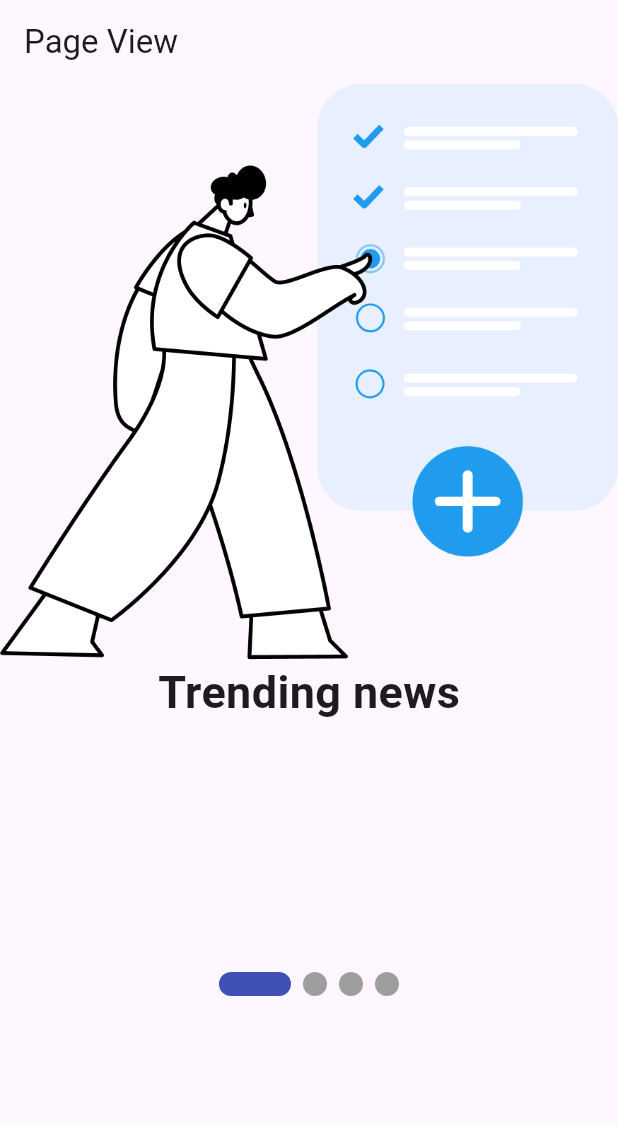
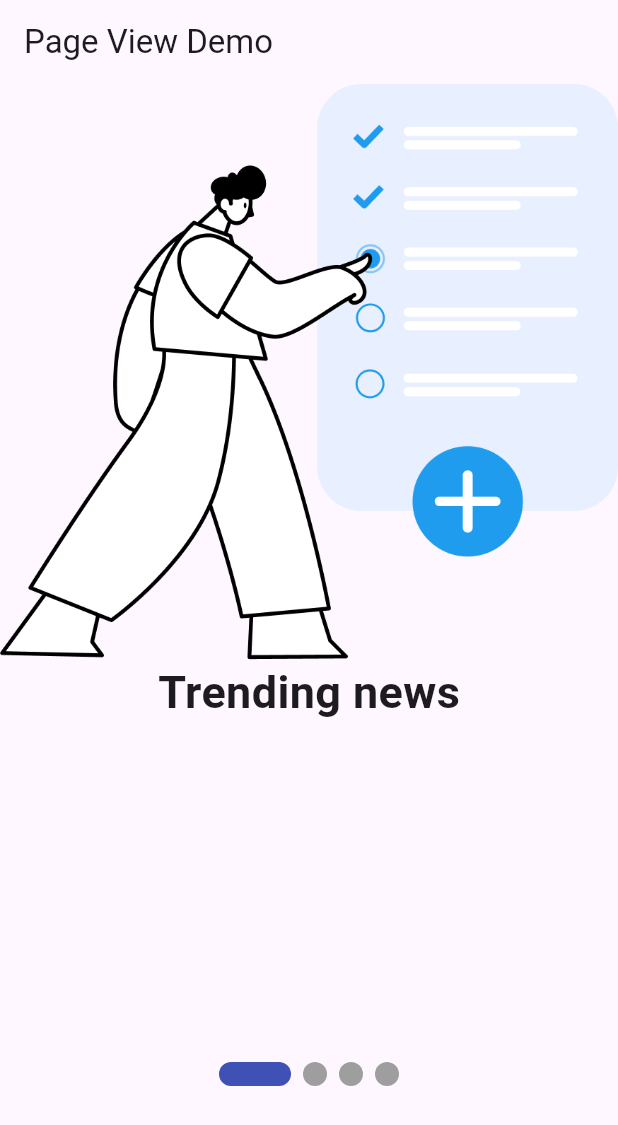
Before and after one commit to MuhammadAliKust/Flutter-B21, a Flutter app: the screen it shows after launch, on a phone screen of 412 x 824 dp. Shown: the top 1125 px of the screen. Run offline on Flutter 3.47's test engine with Material 3 defaults, Android fonts, the phone set to English and light mode, and no system bars; drawn by our look-alikes of smooth_page_indicator; our stand-ins replace string_validator.

Commit message:
PageView Builder Done

```diff
--- a/lib/main.dart
+++ b/lib/main.dart
@@ -2,6 +2,7 @@ import 'package:flutter/material.dart';
 import 'package:flutter_b21/login.dart';
 import 'package:flutter_b21/multiple_selection.dart';
 import 'package:flutter_b21/page_view.dart';
+
 
 import 'asset_image.dart';
 import 'dynamic_list_view.dart';
--- a/lib/models/onboarding.dart
+++ b/lib/models/onboarding.dart
@@ -1,6 +1,6 @@
 class OnBoardingModel {
+  final String image;
   final String title;
-  final String image;
 
-  OnBoardingModel({required this.title, required this.image});
+  OnBoardingModel({required this.image, required this.title});
 }
--- a/lib/page_view.dart
+++ b/lib/page_view.dart
@@ -5,38 +5,39 @@ import 'package:smooth_page_indicator/smooth_page_indicator.dart';
 class PageViewDemo extends StatelessWidget {
   PageViewDemo({super.key});
 
-  PageController controller = PageController();
   List<OnBoardingModel> onBoardingList = [
-    OnBoardingModel(title: 'Trending news', image: 'assets/images/Group.png'),
+    OnBoardingModel(image: 'assets/images/Group.png', title: 'Trending news'),
     OnBoardingModel(
+      image: 'assets/images/Group-1.png',
       title: 'React,Save & Share News',
-      image: 'assets/images/Group-1.png',
     ),
     OnBoardingModel(
+      image: 'assets/images/Group-2.png',
       title: 'Video & live News From Youtube',
-      image: 'assets/images/Group-2.png',
     ),
     OnBoardingModel(
+      image: 'assets/images/Group-3.png',
       title: 'Browse News From Variety Of Categories',
-      image: 'assets/images/Group-3.png',
     ),
   ];
+
+  PageController controller = PageController();
 
   @override
   Widget build(BuildContext context) {
     return Scaffold(
-      appBar: AppBar(title: Text("Page View")),
+      appBar: AppBar(title: Text("Page View Demo")),
       body: Column(
         children: [
           Expanded(
             child: PageView.builder(
               controller: controller,
+              itemCount: onBoardingList.length,
               scrollDirection: Axis.horizontal,
-              itemCount: onBoardingList.length,
               itemBuilder: (context, i) {
                 return Column(
                   children: [
-                    Image.asset(onBoardingList[i].image),
+                    Image.asset(onBoardingList[i].image.toString()),
                     Text(
                       onBoardingList[i].title,
                       style: TextStyle(
@@ -55,7 +56,7 @@ class PageViewDemo extends StatelessWidget {
             effect: ExpandingDotsEffect(), // your preferred effect
             onDotClicked: (index) {},
           ),
-          SizedBox(height: 160),
+          SizedBox(height: 100),
         ],
       ),
     );
```
